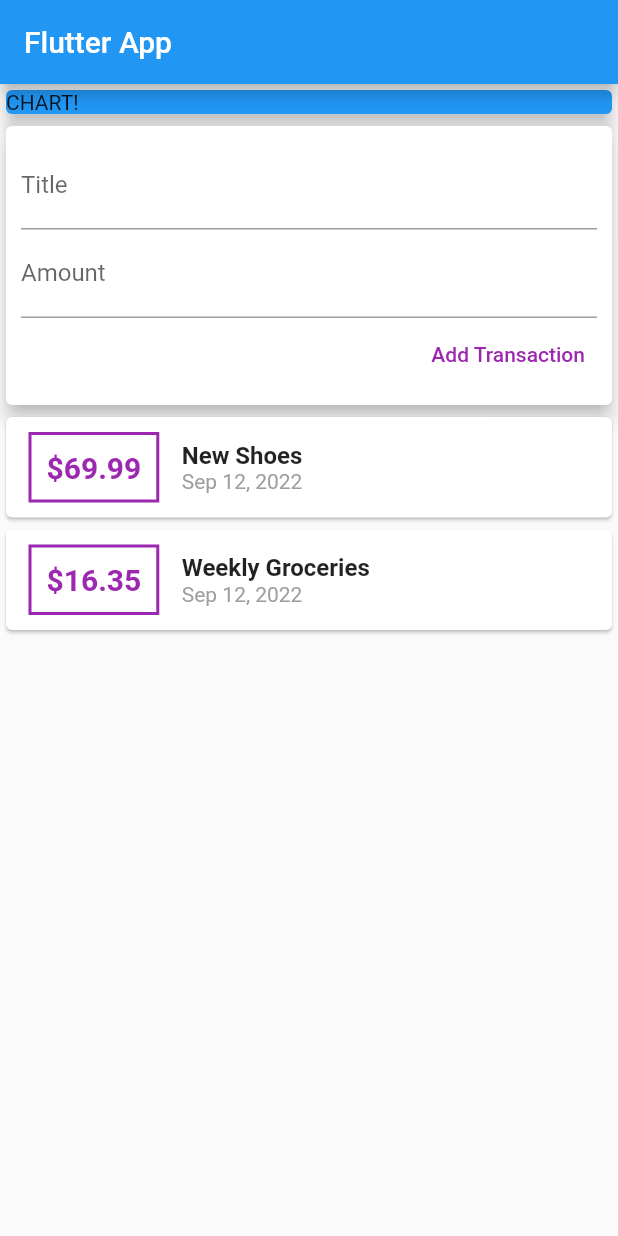
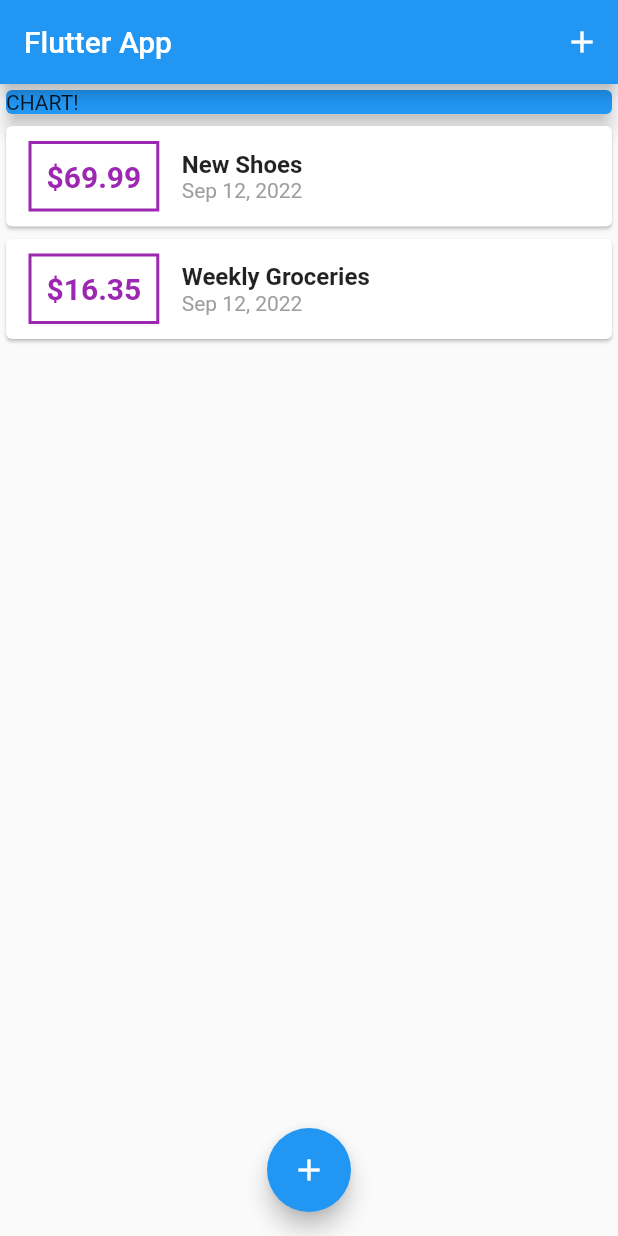
Before and after one commit to justcier/personal_expenses_app, a Flutter app: the screen it shows after launch, on a phone screen of 412 x 824 dp. Run offline on Flutter 3.47's test engine with Material 2 defaults, Android fonts, the phone set to English and light mode, and no system bars.

Commit message:
Added new transaction modal

```diff
--- a/lib/main.dart
+++ b/lib/main.dart
@@ -1,6 +1,9 @@
 import 'package:flutter/material.dart';
+import 'package:personal_expenses_app/widgets/transaction_list.dart';
 
-import './widgets/user_transactions.dart';
+import './widgets/new_transaction.dart';
+import './widgets/transaction_list.dart';
+import '../models/transaction.dart';
 
 void main() => runApp(const MyApp());
 
@@ -9,28 +12,72 @@ class MyApp extends StatelessWidget {
 
   @override
   Widget build(BuildContext context) {
-    return MaterialApp(
+    return const MaterialApp(
       title: 'Flutter App',
       home: MyHomePage(),
     );
   }
 }
 
-class MyHomePage extends StatelessWidget {
-  // final List<Transaction> transactions = [];
+class MyHomePage extends StatefulWidget {
+  const MyHomePage({Key? key}) : super(key: key);
 
-  // late String titleInput;
-  // late String amountInput;
-  final titleController = TextEditingController();
-  final amountController = TextEditingController();
+  @override
+  State<MyHomePage> createState() => _MyHomePageState();
+}
 
-  MyHomePage({Key? key}) : super(key: key);
+class _MyHomePageState extends State<MyHomePage> {
+  final List<Transaction> _userTransactions = [
+    Transaction(
+      id: 't1',
+      title: 'New Shoes',
+      amount: 69.99,
+      date: DateTime.now(),
+    ),
+    Transaction(
+      id: 't1',
+      title: 'Weekly Groceries',
+      amount: 16.35,
+      date: DateTime.now(),
+    )
+  ];
+
+  void _addNewTransaction(String txTitle, double txAmount) {
+    final newTx = Transaction(
+        id: DateTime.now().toString(),
+        title: txTitle,
+        amount: txAmount,
+        date: DateTime.now());
+
+    setState(() {
+      _userTransactions.add(newTx);
+    });
+  }
+
+  void _startAddNewTransaction(BuildContext ctx) {
+    showModalBottomSheet(
+      context: ctx,
+      builder: (_) {
+        return GestureDetector(
+          onTap: () {},
+          behavior: HitTestBehavior.opaque,
+          child: NewTransaction(_addNewTransaction),
+        );
+      },
+    );
+  }
 
   @override
   Widget build(BuildContext context) {
     return Scaffold(
       appBar: AppBar(
         title: const Text('Flutter App'),
+        actions: [
+          IconButton(
+            icon: const Icon(Icons.add),
+            onPressed: () => _startAddNewTransaction(context),
+          )
+        ],
       ),
       body: SingleChildScrollView(
         child: Column(
@@ -45,9 +92,14 @@ class MyHomePage extends StatelessWidget {
                 child: Text('CHART!'),
               ),
             ),
-            UserTransactions()
+            TransactionList(_userTransactions),
           ],
         ),
+      ),
+      floatingActionButtonLocation: FloatingActionButtonLocation.centerFloat,
+      floatingActionButton: FloatingActionButton(
+        child: const Icon(Icons.add),
+        onPressed: () => _startAddNewTransaction(context),
       ),
     );
   }
--- a/lib/widgets/user_transactions.dart
+++ /dev/null
@@ -1,51 +0,0 @@
-import 'package:flutter/material.dart';
-
-import './new_transaction.dart';
-import './transaction_list.dart';
-import '../models/transaction.dart';
-
-class UserTransactions extends StatefulWidget {
-  const UserTransactions({Key? key}) : super(key: key);
-
-  @override
-  State<UserTransactions> createState() => _UserTransactionsState();
-}
-
-class _UserTransactionsState extends State<UserTransactions> {
-  final List<Transaction> _userTransactions = [
-    Transaction(
-      id: 't1',
-      title: 'New Shoes',
-      amount: 69.99,
-      date: DateTime.now(),
-    ),
-    Transaction(
-      id: 't1',
-      title: 'Weekly Groceries',
-      amount: 16.35,
-      date: DateTime.now(),
-    )
-  ];
-
-  void _addNewTransaction(String txTitle, double txAmount) {
-    final newTx = Transaction(
-        id: DateTime.now().toString(),
-        title: txTitle,
-        amount: txAmount,
-        date: DateTime.now());
-
-    setState(() {
-      _userTransactions.add(newTx);
-    });
-  }
-
-  @override
-  Widget build(BuildContext context) {
-    return Column(
-      children: [
-        NewTransaction(_addNewTransaction),
-        TransactionList(_userTransactions),
-      ],
-    );
-  }
-}
```
Also changed, not shown: lib/widgets/new_transaction.dart (+28 -8 lines).
